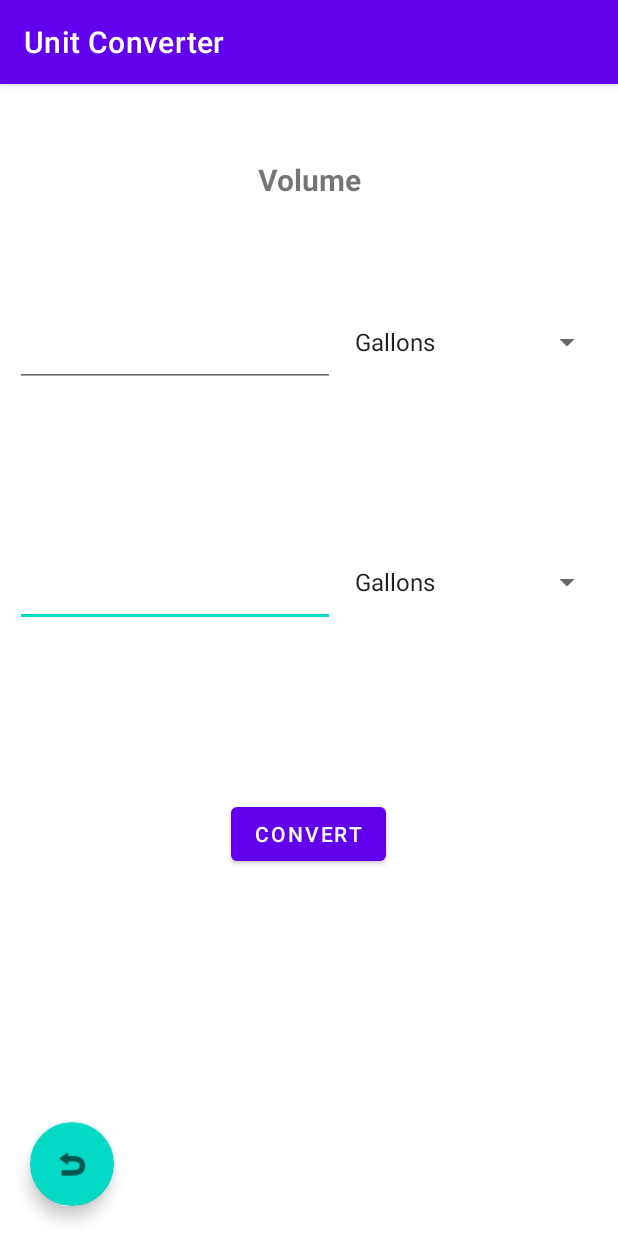
After one commit to Shock9616/UnitConverterApp, an Android app: the VolumeActivity screen opened directly, with no data from a screen before it, on a phone screen of 412 x 824 dp. The commit adds this screen. Run offline under Robolectric (Android 15) with nearby library versions, the phone set to English and light mode, and no system bars.

Commit message:
Added layouts for all unit types

```diff
--- /dev/null
+++ b/app/src/main/java/com/example/unitconverter/VolumeActivity.java
@@ -0,0 +1,31 @@
+package com.example.unitconverter;
+
+import android.content.Intent;
+import android.widget.ArrayAdapter;
+import android.widget.Spinner;
+import androidx.appcompat.app.AppCompatActivity;
+import android.os.Bundle;
+import com.google.android.material.floatingactionbutton.FloatingActionButton;
+
+public class VolumeActivity extends AppCompatActivity
+{
+
+    @Override
+    protected void onCreate(Bundle savedInstanceState)
+    {
+        super.onCreate(savedInstanceState);
+        setContentView(R.layout.activity_volume);
+
+        FloatingActionButton volumeBackButton = findViewById(R.id.volume_back_button);
+        volumeBackButton.setOnClickListener(v -> startActivity(new Intent(VolumeActivity.this, MainActivity.class)));
+
+        ArrayAdapter<CharSequence> volumeUnitsAdapter = ArrayAdapter.createFromResource(this, R.array.volume_units, android.R.layout.simple_spinner_item);
+        volumeUnitsAdapter.setDropDownViewResource(android.R.layout.simple_spinner_item);
+
+        Spinner spinnerVolumeFromUnits = findViewById(R.id.volume_value_from_unit);
+        spinnerVolumeFromUnits.setAdapter(volumeUnitsAdapter);
+
+        Spinner spinnerVolumeToUnits = findViewById(R.id.volume_value_to_unit);
+        spinnerVolumeToUnits.setAdapter(volumeUnitsAdapter);
+    }
+}
--- /dev/null
+++ b/app/src/main/res/layout/activity_volume.xml
@@ -0,0 +1,65 @@
+<?xml version="1.0" encoding="utf-8"?>
+<androidx.constraintlayout.widget.ConstraintLayout
+        xmlns:android="http://schemas.android.com/apk/res/android"
+        xmlns:tools="http://schemas.android.com/tools"
+        xmlns:app="http://schemas.android.com/apk/res-auto"
+        android:layout_width="match_parent"
+        android:layout_height="match_parent"
+        tools:context=".VolumeActivity">
+
+    <TextView
+            android:text="@string/activity_volume_title"
+            android:layout_width="171dp"
+            android:layout_height="32dp" android:id="@+id/volume_title"
+            app:layout_constraintTop_toTopOf="parent"
+            android:layout_marginTop="50dp" app:layout_constraintStart_toStartOf="parent"
+            app:layout_constraintEnd_toEndOf="parent" android:textAlignment="center" android:textSize="20sp"
+            android:textStyle="bold"/>
+    <Button
+            android:text="@string/convert_button"
+            android:layout_width="wrap_content"
+            android:layout_height="wrap_content" android:id="@+id/volume_convert_button"
+            app:layout_constraintStart_toStartOf="parent" app:layout_constraintEnd_toEndOf="parent"
+            app:layout_constraintHorizontal_bias="0.498" android:layout_marginTop="114dp"
+            app:layout_constraintTop_toBottomOf="@+id/volume_value_to_unit"/>
+    <com.google.android.material.floatingactionbutton.FloatingActionButton
+            android:layout_width="wrap_content"
+            android:layout_height="wrap_content"
+            android:clickable="true" app:srcCompat="@android:drawable/ic_menu_revert"
+            android:id="@+id/volume_back_button"
+            app:layout_constraintStart_toStartOf="parent" android:layout_marginStart="20dp"
+            app:layout_constraintBottom_toBottomOf="parent" android:layout_marginBottom="20dp"/>
+    <Spinner
+            android:layout_width="0dp"
+            android:layout_height="60dp" android:id="@+id/volume_value_to_unit"
+            android:layout_marginEnd="10dp"
+            app:layout_constraintEnd_toEndOf="parent"
+            android:layout_marginStart="5dp"
+            app:layout_constraintStart_toEndOf="@+id/volume_value_to_view" android:layout_marginTop="100dp"
+            app:layout_constraintTop_toBottomOf="@+id/volume_value_from_unit"/>
+    <EditText
+            android:layout_width="0dp"
+            android:layout_height="60dp"
+            android:ems="10"
+            android:id="@+id/volume_value_to_view"
+            app:layout_constraintStart_toStartOf="parent"
+            android:layout_marginStart="10dp" android:inputType="numberSigned|numberDecimal"
+            android:layout_marginTop="100dp" app:layout_constraintTop_toBottomOf="@+id/volume_value_from_unit"/>
+    <Spinner
+            android:layout_width="0dp"
+            android:layout_height="60dp" android:id="@+id/volume_value_from_unit"
+            android:layout_marginEnd="10dp"
+            app:layout_constraintEnd_toEndOf="parent"
+            android:layout_marginStart="5dp"
+            app:layout_constraintStart_toEndOf="@+id/volume_value_from_view" android:layout_marginTop="60dp"
+            app:layout_constraintTop_toBottomOf="@+id/volume_title"/>
+    <EditText
+            android:layout_width="0dp"
+            android:layout_height="60dp"
+            android:inputType="numberSigned|numberDecimal"
+            android:ems="10"
+            android:id="@+id/volume_value_from_view"
+            app:layout_constraintStart_toStartOf="parent"
+            android:layout_marginStart="10dp" android:layout_marginTop="60dp"
+            app:layout_constraintTop_toBottomOf="@+id/volume_title"/>
+</androidx.constraintlayout.widget.ConstraintLayout>
--- a/app/src/main/res/values/strings.xml
+++ b/app/src/main/res/values/strings.xml
@@ -1,9 +1,41 @@
 <resources>
     <string name="app_name">Unit Converter</string>
-    <string name="appname_label">Unit Converter</string>
+    <string name="app_name_label">Unit Converter</string>
     <string name="length_button">Length</string>
     <string name="volume_button">Volume</string>
     <string name="weight_button">Weight</string>
     <string name="speed_button">Speed</string>
-    <string name="createdby_label">Created by Kaleb Rosborough and Karan Sharmaa</string>
+    <string name="created_by_label">Created by Kaleb Rosborough and Karan Sharma</string>
+    <string name="activity_length_title">Length</string>
+    <string name="convert_button">Convert</string>
+    <string name="activity_weight_title">Weight</string>
+    <string name="activity_speed_title">Speed</string>
+    <string name="activity_volume_title">Volume</string>
+    <string-array name="length_units">
+        <item>Millimeters</item>
+        <item>Centimeters</item>
+        <item>Decimeters</item>
+        <item>Meters</item>
+        <item>Kilometers</item>
+    </string-array>
+    <string-array name="weight_units">
+        <item>Grams</item>
+        <item>Milligrams</item>
+        <item>Kilograms</item>
+        <item>Pounds</item>
+    </string-array>
+    <string-array name="speed_units">
+        <item>Miles per Hour</item>
+        <item>Km Per Hour</item>
+        <item>Meters per Second</item>
+        <item>Feet per Second</item>
+    </string-array>
+    <string-array name="volume_units">
+        <item>Gallons</item>
+        <item>Cups</item>
+        <item>Tablespoons</item>
+        <item>Teaspoons</item>
+        <item>Liters</item>
+        <item>Milliliters</item>
+    </string-array>
 </resources>
```
Also changed, not shown: app/src/main/AndroidManifest.xml (+12 -0 lines), app/src/main/java/com/example/unitconverter/LengthActivity.java (added, +31 -0 lines), app/src/main/java/com/example/unitconverter/MainActivity.java (+14 -0 lines), app/src/main/java/com/example/unitconverter/SpeedActivity.java (added, +31 -0 lines), app/src/main/java/com/example/unitconverter/WeightActivity.java (added, +31 -0 lines), app/src/main/res/layout/activity_length.xml (+59 -3 lines), app/src/main/res/layout/activity_main.xml (+4 -4 lines), app/src/main/res/layout/activity_speed.xml (added, +64 -0 lines), app/src/main/res/layout/activity_weight.xml (added, +62 -0 lines).
